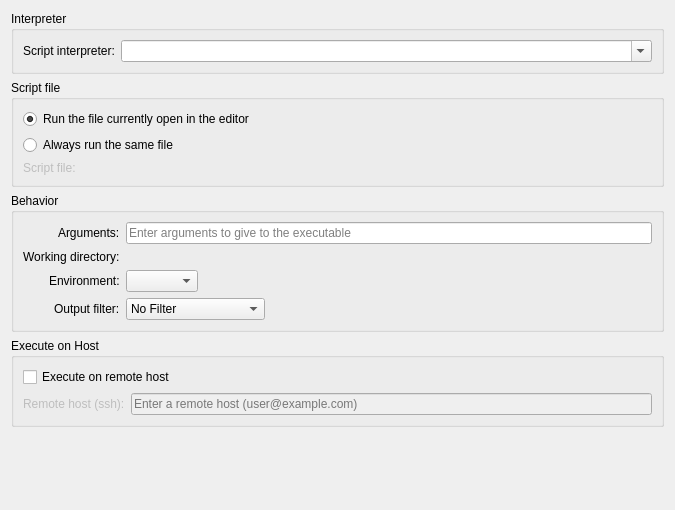
Old version of the form plugins/executescript/scriptappconfig.ui in the repository KDE/kdevelop.
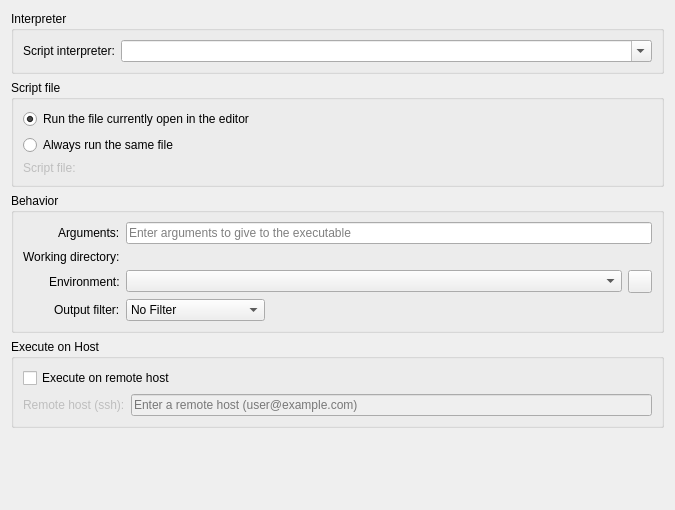
New version of the form. Custom widgets are drawn as their Qt base class.

Commit message:
Script launcher: add env profile configure dialog button to config UI
Provides quick access to edit environments profiles or create new ones,
as desired for the current script launcher.
The same is already present in the config UI for the binary app launcher.

FIXED-IN: 5.5.0

```diff
--- a/plugins/executescript/scriptappconfig.ui
+++ b/plugins/executescript/scriptappconfig.ui
@@ -193,12 +193,25 @@
        </widget>
       </item>
       <item row="2" column="1">
+       <layout class="QHBoxLayout" name="horizontalLayout">
+        <item>
        <widget class="KDevelop::EnvironmentSelectionWidget" name="environment">
+          <property name="sizePolicy">
+           <sizepolicy hsizetype="MinimumExpanding" vsizetype="Fixed">
+            <horstretch>0</horstretch>
+            <verstretch>0</verstretch>
+           </sizepolicy>
+          </property>
         <property name="toolTip">
          <string>Select an environment to be used</string>
         </property>
        </widget>
       </item>
+        <item>
+         <widget class="KDevelop::EnvironmentConfigureButton" name="configureEnvironment"/>
+        </item>
+       </layout>
+      </item>
       <item row="3" column="0">
        <widget class="QLabel" name="label_6">
         <property name="text">
@@ -317,6 +330,11 @@
    <extends>KComboBox</extends>
    <header>util/environmentselectionwidget.h</header>
   </customwidget>
+  <customwidget>
+   <class>KDevelop::EnvironmentConfigureButton</class>
+   <extends>QToolButton</extends>
+   <header>shell/environmentconfigurebutton.h</header>
+  </customwidget>
  </customwidgets>
  <tabstops>
   <tabstop>arguments</tabstop>
```
Lines whose indentation alone changed are shown as unchanged. The commit also changes 2 other files.
